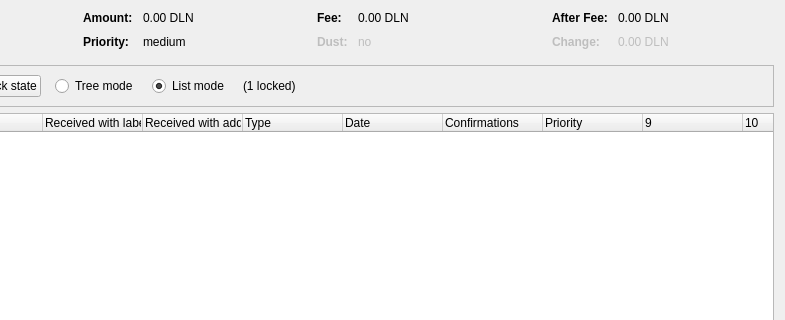
Old version of the form src/qt/forms/coincontroldialog.ui in the repository revivalist777/milleniumclub; both pictures show x 169 to 954 and y 0 to 320 of the 954 by 500 pixel window.
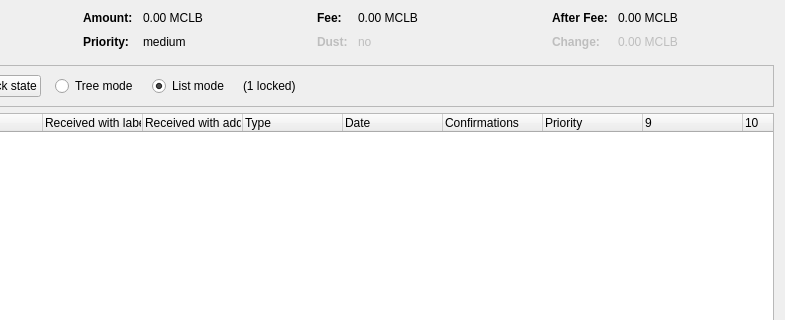
New version of the form. Custom widgets are drawn as their Qt base class.

Commit message: change DLN to MCLB

What changed in the file:
```diff
--- a/src/qt/forms/coincontroldialog.ui
+++ b/src/qt/forms/coincontroldialog.ui
@@ -132,7 +132,7 @@
           <enum>Qt::ActionsContextMenu</enum>
          </property>
          <property name="text">
-          <string notr="true">0.00 DLN</string>
+          <string notr="true">0.00 MCLB</string>
          </property>
          <property name="textInteractionFlags">
           <set>Qt::LinksAccessibleByMouse|Qt::TextSelectableByKeyboard|Qt::TextSelectableByMouse</set>
@@ -206,7 +206,7 @@
           <enum>Qt::ActionsContextMenu</enum>
          </property>
          <property name="text">
-          <string notr="true">0.00 DLN</string>
+          <string notr="true">0.00 MCLB</string>
          </property>
          <property name="textInteractionFlags">
           <set>Qt::LinksAccessibleByMouse|Qt::TextSelectableByKeyboard|Qt::TextSelectableByMouse</set>
@@ -286,7 +286,7 @@
           <enum>Qt::ActionsContextMenu</enum>
          </property>
          <property name="text">
-          <string notr="true">0.00 DLN</string>
+          <string notr="true">0.00 MCLB</string>
          </property>
          <property name="textInteractionFlags">
           <set>Qt::LinksAccessibleByMouse|Qt::TextSelectableByKeyboard|Qt::TextSelectableByMouse</set>
@@ -321,7 +321,7 @@
           <enum>Qt::ActionsContextMenu</enum>
          </property>
          <property name="text">
-          <string notr="true">0.00 DLN</string>
+          <string notr="true">0.00 MCLB</string>
          </property>
          <property name="textInteractionFlags">
           <set>Qt::LinksAccessibleByMouse|Qt::TextSelectableByKeyboard|Qt::TextSelectableByMouse</set>
```
The commit also changes 69 other files.
